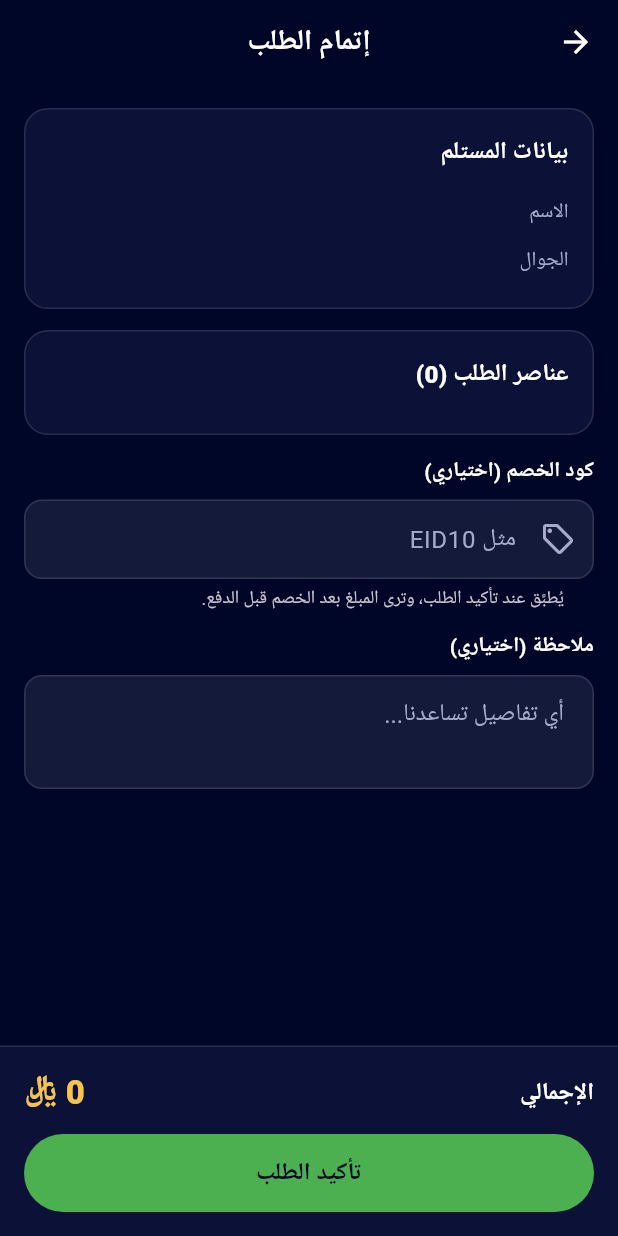
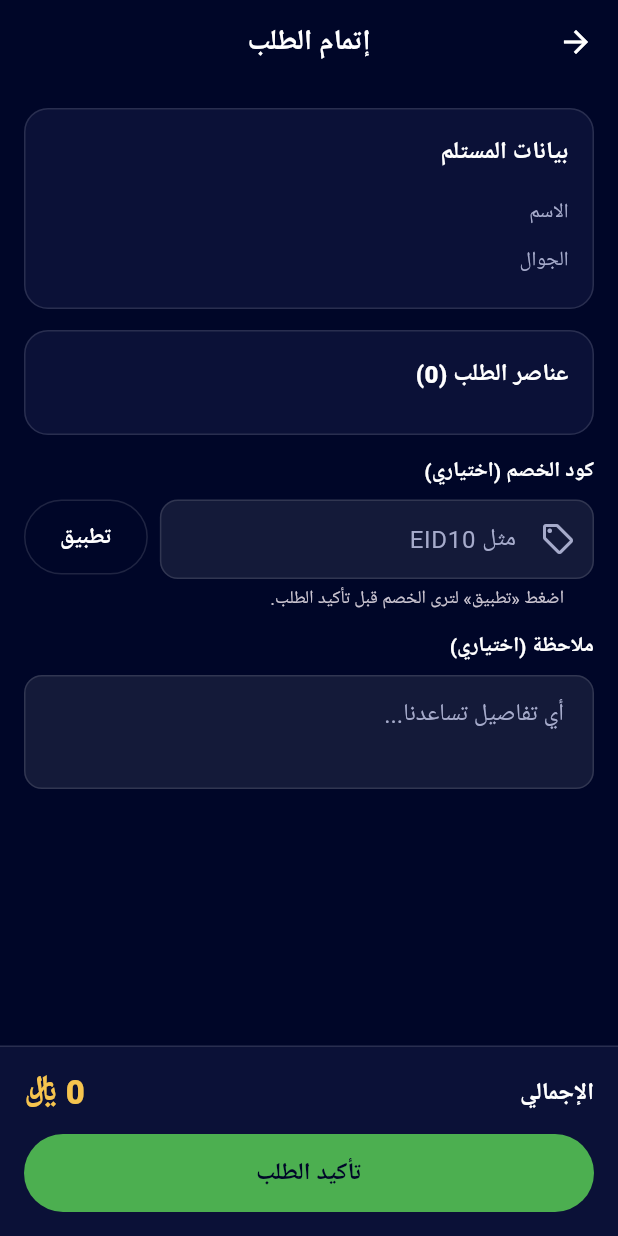
Before and after one commit to forjob12a-ai/yemen-top-app, a Flutter app: the CheckoutScreen screen opened directly, on a phone screen of 412 x 824 dp. Run offline on Flutter 3.47's test engine with Material 3 defaults, Android fonts, the phone set to English and light mode, and no system bars; our stand-ins replace cached_network_image, google_fonts, google_sign_in, lottie, shared_preferences; accounts and stored records are empty; network calls fail; Roboto replaces fonts that are missing (Tajawal).

Commit message:
التطبيق — معاينة الكوبون في «إتمام الطلب» قبل التأكيد
بطلب علوش («ضيف»): زر «تطبيق» بجانب كود الخصم يعرض الخصم والإجمالي من الخادم قبل تأكيد الطلب، كما في الموقع.
- يستدعي POST /api/coupons/check (PR الويب #35) بعناصر السلة (الباقة والكمية وعدد الوحدات).
- كود صحيح: «تم تطبيق CODE: خصم X» مع «إزالة»، والشريط السفلي يعرض المجموع والخصم والإجمالي بعد الخصم.
- كود خاطئ: رسالة الخادم تحت الحقل. تغيير الكود يُسقط المعاينة.
- خادم لم يُحدَّث بعد (404): ملاحظة أن المعاينة غير متاحة، والكود يُطبَّق عند تأكيد الطلب كما كان.
- عند التأكيد يُرسل الكود ويُفحص في الخادم مرة أخرى (قد يُستنفد بين المعاينة والتأكيد).

flutter analyze: 9 تنبيهات معلوماتية قديمة، بلا أخطاء. وجُرّبت الحالات الثلاث على نسخة ويب ببيانات تجريبية.

ما يُختبر على الجوال (بعد دمج PR الويب #35):
- في «إتمام الطلب»: اكتب كوبوناً صحيحاً واضغط «تطبيق»: يظهر الخصم والإجمالي الجديد، ثم «إزالة» تعيد الإجمالي.
- كوبون خاطئ: سببه تحت الحقل.
- بعد التأكيد: صفحة الدفع بنفس المبلغ الذي ظهر.

Co-Authored-By: Claude <noreply@anthropic.com>
Claude-Session: https://claude.ai/code/session_01HyTvd6EMCMcrh3VG7kdaa6

```diff
--- a/yemen-top-flutter/lib/screens/cart/checkout_screen.dart
+++ b/yemen-top-flutter/lib/screens/cart/checkout_screen.dart
@@ -22,6 +22,11 @@ class _CheckoutScreenState extends State<CheckoutScreen> {
   /// كود الخصم: يُفحص ويُحسب في الخادم عند تأكيد الطلب (مثل الموقع)، ولا يُقبل أي خصم من التطبيق
   final _couponCtrl = TextEditingController();
   String? _couponError;
+
+  /// معاينة الخصم بعد «تطبيق» (من الخادم)، وملاحظة حين لا يدعمها الخادم بعد
+  CouponPreview? _preview;
+  String? _couponNote;
+  bool _checking = false;
   bool _loading = false;
 
   @override
@@ -53,6 +58,42 @@ class _CheckoutScreenState extends State<CheckoutScreen> {
     }
   }
 
+  /// «تطبيق»: الخصم والإجمالي من الخادم قبل التأكيد (مثل الموقع). عند التأكيد يُفحص الكود مرة أخرى
+  Future<void> _applyCoupon() async {
+    final code = _couponCtrl.text.trim();
+    if (code.isEmpty) {
+      setState(() => _couponError = 'اكتب كود الخصم.');
+      return;
+    }
+    FocusScope.of(context).unfocus();
+    final items = context.read<CartProvider>().items;
+    setState(() { _checking = true; _couponError = null; _couponNote = null; _preview = null; });
+    try {
+      final preview = await _orders.couponCheck(items, code);
+      if (mounted) setState(() => _preview = preview);
+    } on ApiException catch (e) {
+      if (!mounted) return;
+      if (e.statusCode == 404) {
+        // خادم لم يُحدَّث بعد: الكود يبقى ويُطبَّق عند تأكيد الطلب
+        setState(() => _couponNote = 'معاينة الخصم غير متاحة الآن، وسيُطبَّق الكود عند تأكيد الطلب.');
+      } else {
+        final c = e.errors?['coupon_code'];
+        setState(() => _couponError = (c is List && c.isNotEmpty) ? c.first.toString() : e.firstError);
+      }
+    } catch (_) {
+      if (mounted) setState(() => _couponError = 'تعذّر فحص الكود، حاول مرة أخرى.');
+    } finally {
+      if (mounted) setState(() => _checking = false);
+    }
+  }
+
+  void _removeCoupon() => setState(() {
+        _couponCtrl.clear();
+        _preview = null;
+        _couponError = null;
+        _couponNote = null;
+      });
+
   void _snack(String m) => ScaffoldMessenger.of(context)
       .showSnackBar(SnackBar(content: Text(m), backgroundColor: AppColors.bad));
 
@@ -80,21 +121,58 @@ class _CheckoutScreenState extends State<CheckoutScreen> {
           const SizedBox(height: 14),
           const Text('كود الخصم (اختياري)', style: TextStyle(fontWeight: FontWeight.w700)),
           const SizedBox(height: 8),
-          TextField(
+          Row(
+            crossAxisAlignment: CrossAxisAlignment.start,
+            children: [
+              Expanded(
+                child: TextField(
                   controller: _couponCtrl,
                   textCapitalization: TextCapitalization.characters,
                   textDirection: TextDirection.ltr,
                   autocorrect: false,
                   enableSuggestions: false,
-            // إعادة البناء مع كل حرف: عنوان الإجمالي يتغيّر حين يُكتب كوبون، والخطأ يختفي
-            onChanged: (_) => setState(() => _couponError = null),
+                  // إعادة البناء مع كل حرف: عنوان الإجمالي يتغيّر، والخطأ يختفي، والمعاينة تسقط إن تغيّر الكود
+                  onChanged: (v) => setState(() {
+                    _couponError = null;
+                    _couponNote = null;
+                    if (_preview != null && v.trim().toUpperCase() != _preview!.code.toUpperCase()) _preview = null;
+                  }),
+                  onSubmitted: (_) => _applyCoupon(),
                   decoration: InputDecoration(
                     hintText: 'مثل EID10',
                     prefixIcon: Icon(Icons.local_offer_outlined, color: AppColors.muted),
                     errorText: _couponError,
                     errorMaxLines: 2,
-              helperText: 'يُطبَّق عند تأكيد الطلب، وترى المبلغ بعد الخصم قبل الدفع.',
+                    helperText: _preview != null ? null : (_couponNote ?? 'اضغط «تطبيق» لترى الخصم قبل تأكيد الطلب.'),
                     helperMaxLines: 2,
+                  ),
+                ),
+              ),
+              const SizedBox(width: 8),
+              SizedBox(
+                height: 50,
+                child: OutlinedButton(
+                  onPressed: _checking || _loading ? null : _applyCoupon,
+                  child: _checking
+                      ? const SizedBox(width: 18, height: 18, child: CircularProgressIndicator(strokeWidth: 2))
+                      : const Text('تطبيق'),
+                ),
+              ),
+            ],
+          ),
+          if (_preview != null)
+            Padding(
+              padding: const EdgeInsets.only(top: 8),
+              child: Row(
+                children: [
+                  Icon(Icons.check_circle_rounded, size: 18, color: AppColors.good),
+                  const SizedBox(width: 6),
+                  Expanded(
+                    child: Text('تم تطبيق ${_preview!.code}: خصم ${money(_preview!.discount)}',
+                        style: TextStyle(color: AppColors.good, fontWeight: FontWeight.w700, fontSize: 13)),
+                  ),
+                  TextButton(onPressed: _removeCoupon, child: const Text('إزالة')),
+                ],
               ),
             ),
           const SizedBox(height: 14),
@@ -115,12 +193,22 @@ class _CheckoutScreenState extends State<CheckoutScreen> {
           child: Column(
             mainAxisSize: MainAxisSize.min,
             children: [
+              // بعد «تطبيق»: المجموع والخصم والإجمالي كما حسبها الخادم
+              if (_preview != null) ...[
+                _sumRow('المجموع', money(_preview!.subtotal)),
+                _sumRow('الخصم (${_preview!.code})', '- ${money(_preview!.discount)}', color: AppColors.good),
+                const SizedBox(height: 4),
+              ],
               Row(
                 mainAxisAlignment: MainAxisAlignment.spaceBetween,
                 children: [
-                  Text(_couponCtrl.text.trim().isEmpty ? 'الإجمالي' : 'الإجمالي قبل الخصم',
+                  Text(
+                      _preview != null
+                          ? 'الإجمالي بعد الخصم'
+                          : (_couponCtrl.text.trim().isEmpty ? 'الإجمالي' : 'الإجمالي قبل الخصم'),
                       style: const TextStyle(fontWeight: FontWeight.w800, fontSize: 16)),
-                  Text(money(cart.subtotal), style: AppTheme.display.copyWith(color: AppColors.gold, fontSize: 22)),
+                  Text(money(_preview?.total ?? cart.subtotal),
+                      style: AppTheme.display.copyWith(color: AppColors.gold, fontSize: 22)),
                 ],
               ),
               const SizedBox(height: 12),
@@ -139,6 +227,17 @@ class _CheckoutScreenState extends State<CheckoutScreen> {
       ),
     );
   }
+
+  Widget _sumRow(String label, String value, {Color? color}) => Padding(
+        padding: const EdgeInsets.only(bottom: 4),
+        child: Row(
+          mainAxisAlignment: MainAxisAlignment.spaceBetween,
+          children: [
+            Text(label, style: TextStyle(color: AppColors.muted, fontSize: 13.5)),
+            Text(value, textDirection: TextDirection.ltr, style: TextStyle(color: color ?? AppColors.text, fontWeight: FontWeight.w700)),
+          ],
+        ),
+      );
 
   Widget _card(String title, List<Widget> children) => Container(
         padding: const EdgeInsets.all(16),
--- a/yemen-top-flutter/lib/services/order_service.dart
+++ b/yemen-top-flutter/lib/services/order_service.dart
@@ -1,6 +1,26 @@
 import '../models/order.dart';
 import '../providers/cart_provider.dart';
 import 'api_client.dart';
+
+/// معاينة كود الخصم من الخادم قبل تأكيد الطلب (POST /api/coupons/check)
+class CouponPreview {
+  final String code;
+  final double subtotal;
+  final double discount;
+  final double total;
+
+  const CouponPreview({required this.code, required this.subtotal, required this.discount, required this.total});
+
+  factory CouponPreview.fromJson(Map<String, dynamic> j) {
+    double n(dynamic v) => double.tryParse('${v ?? 0}') ?? 0;
+    return CouponPreview(
+      code: (j['coupon_code'] ?? '').toString(),
+      subtotal: n(j['subtotal']),
+      discount: n(j['discount']),
+      total: n(j['total']),
+    );
+  }
+}
 
 class OrderService {
   final _api = ApiClient.instance;
@@ -16,6 +36,22 @@ class OrderService {
   }
 
   /// إتمام الشراء من عناصر السلة
+  /// الخصم والإجمالي لعناصر السلة بالكود قبل إنشاء الطلب؛ لا يُنشئ طلباً ولا يحتسب استخداماً.
+  /// كود غير صالح يرجع ApiException برسالة الخادم تحت coupon_code
+  Future<CouponPreview> couponCheck(List<CartItem> items, String code) async {
+    final res = await _api.post('coupons/check', {
+      'coupon_code': code,
+      'items': items
+          .map((i) => {
+                'package_id': i.packageId,
+                'qty': i.isQuantity ? 1 : i.qty,
+                if (i.units != null) 'units': i.units,
+              })
+          .toList(),
+    });
+    return CouponPreview.fromJson(Map<String, dynamic>.from(res as Map));
+  }
+
   /// couponCode: كود الخصم (اختياري)؛ يُفحص ويُحسب الخصم في الخادم، والخطأ يعود تحت coupon_code
   Future<Order> checkout(List<CartItem> items, {String? note, String? couponCode}) async {
     final res = await _api.post('orders', {
```
Lines whose indentation alone changed are shown as unchanged.
